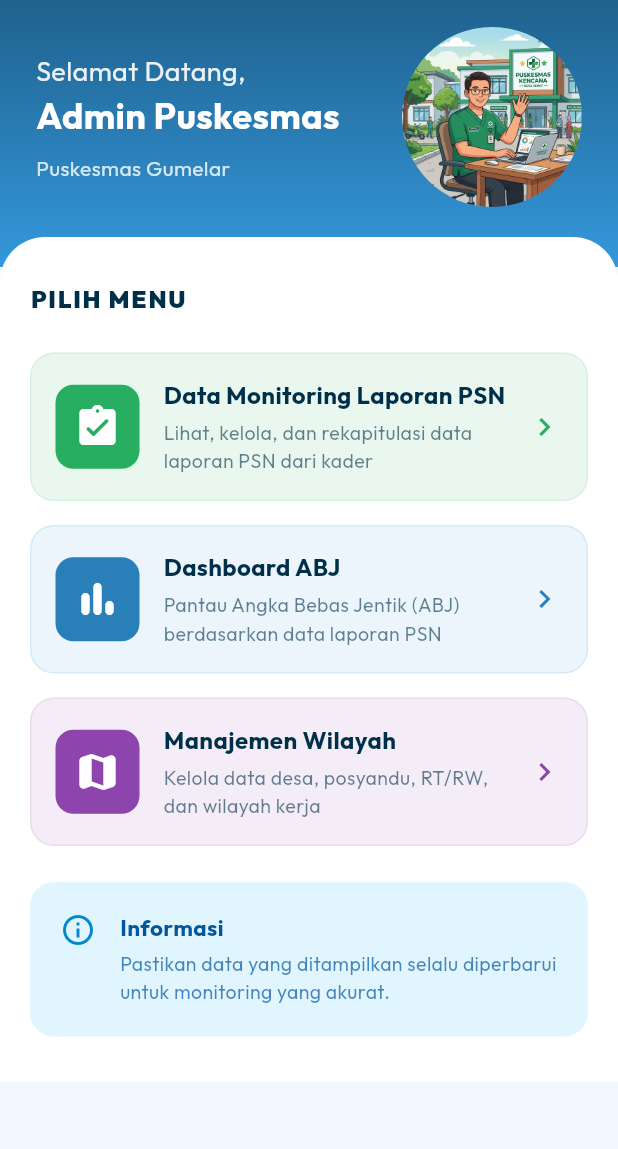
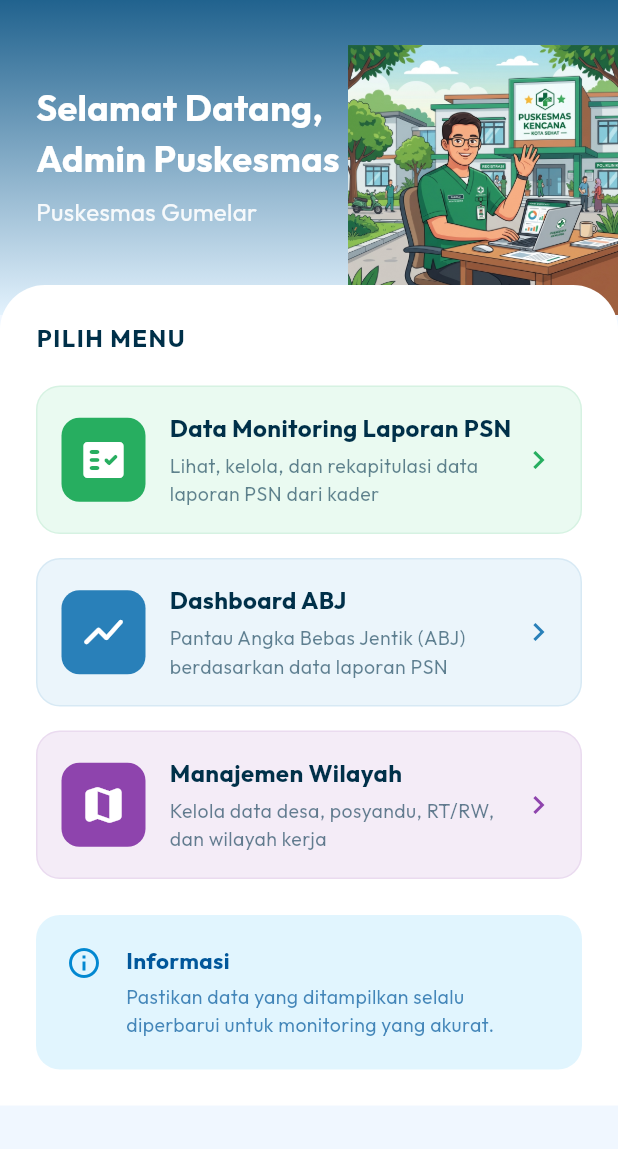
Before and after one commit to kiyerivia/sikadercantik, a Flutter app: the _AdminDashboard screen opened directly with empty values, on a phone screen of 412 x 824 dp, the part 87-1236 px from its top. Run offline on Flutter 3.47's test engine with Material 3 defaults, Android fonts, the phone set to English and light mode, and no system bars; our stand-ins replace flutter_dotenv, flutter_hooks, font_awesome_flutter, go_router, google_fonts, hooks_riverpod and 1 more; accounts and stored records are empty.

Commit message:
style: redesign admin dashboard to exactly match provided mockup

```diff
--- a/lib/features/dashboard/dashboard_screen.dart
+++ b/lib/features/dashboard/dashboard_screen.dart
@@ -468,18 +468,17 @@ class _AdminDashboard extends ConsumerWidget {
       body: SingleChildScrollView(
         child: Column(
           children: [
-            // Header Section with Illustration
+            // Hero Section
             Container(
               width: double.infinity,
+              padding: const EdgeInsets.fromLTRB(24, 32, 0, 0),
               decoration: const BoxDecoration(
                 gradient: LinearGradient(
                   begin: Alignment.topCenter,
                   end: Alignment.bottomCenter,
-                  colors: [Color(0xFF1F618D), Color(0xFF3498DB)],
+                  colors: [Color(0xFF1F618D), Color(0xFFE3F2FD)],
                 ),
               ),
-              child: Padding(
-                padding: const EdgeInsets.fromLTRB(24, 20, 24, 40),
               child: Row(
                 children: [
                   Expanded(
@@ -488,7 +487,7 @@ class _AdminDashboard extends ConsumerWidget {
                       children: [
                         Text(
                           'Selamat Datang,',
-                            style: GoogleFonts.outfit(color: Colors.white.withOpacity(0.9), fontSize: 18),
+                          style: GoogleFonts.outfit(color: Colors.white, fontSize: 24, fontWeight: FontWeight.bold),
                         ),
                         Text(
                           'Admin Puskesmas',
@@ -497,36 +496,29 @@ class _AdminDashboard extends ConsumerWidget {
                         const SizedBox(height: 8),
                         Text(
                           'Puskesmas Gumelar',
-                            style: GoogleFonts.outfit(color: Colors.white.withOpacity(0.8), fontSize: 14),
+                          style: GoogleFonts.outfit(color: Colors.white.withOpacity(0.9), fontSize: 16),
                         ),
+                        const SizedBox(height: 32),
                       ],
                     ),
                   ),
-                    // Illustration
-                    Container(
-                      height: 120,
-                      width: 120,
-                      decoration: BoxDecoration(
-                        color: Colors.white.withOpacity(0.1),
-                        shape: BoxShape.circle,
-                      ),
-                      clipBehavior: Clip.antiAlias,
+                  SizedBox(
+                    height: 180,
                     child: Image.asset(
                       'assets/images/admin_dashboard_illustration.png',
-                        fit: BoxFit.cover,
-                        errorBuilder: (context, error, stackTrace) => const Icon(Icons.admin_panel_settings, color: Colors.white, size: 60),
+                      fit: BoxFit.contain,
+                      errorBuilder: (context, error, stackTrace) => const SizedBox.shrink(),
                     ),
                   ),
                 ],
               ),
             ),
-            ),
+
             // Menu Section
-            Transform.translate(
-              offset: const Offset(0, -20),
-              child: Container(
+            Container(
               width: double.infinity,
-                padding: const EdgeInsets.symmetric(horizontal: 20, vertical: 30),
+              transform: Matrix4.translationValues(0, -20, 0),
+              padding: const EdgeInsets.all(24),
               decoration: const BoxDecoration(
                 color: Colors.white,
                 borderRadius: BorderRadius.only(topLeft: Radius.circular(30), topRight: Radius.circular(30)),
@@ -536,30 +528,25 @@ class _AdminDashboard extends ConsumerWidget {
                 children: [
                   Text(
                     'PILIH MENU',
-                      style: GoogleFonts.outfit(
-                        color: const Color(0xFF003049),
-                        fontSize: 16,
-                        fontWeight: FontWeight.w900,
-                        letterSpacing: 1.2,
+                    style: GoogleFonts.outfit(color: const Color(0xFF003049), fontSize: 16, fontWeight: FontWeight.bold, letterSpacing: 1),
                   ),
-                    ),
-                    const SizedBox(height: 24),
+                  const SizedBox(height: 20),
                   _MenuCard(
                     title: 'Data Monitoring Laporan PSN',
                     subtitle: 'Lihat, kelola, dan rekapitulasi data laporan PSN dari kader',
-                      icon: Icons.assignment_turned_in_rounded,
+                    icon: Icons.fact_check_rounded,
                     iconColor: const Color(0xFF27AE60),
-                      bgColor: const Color(0xFFE9F7EF),
-                      onTap: () => context.push('/analytics'),
+                    bgColor: const Color(0xFFEAFAF1),
+                    onTap: () => context.push('/history'),
                   ),
                   const SizedBox(height: 16),
                   _MenuCard(
                     title: 'Dashboard ABJ',
                     subtitle: 'Pantau Angka Bebas Jentik (ABJ) berdasarkan data laporan PSN',
-                      icon: Icons.bar_chart_rounded,
+                    icon: Icons.show_chart_rounded,
                     iconColor: const Color(0xFF2980B9),
                     bgColor: const Color(0xFFEBF5FB),
-                      onTap: () => context.push('/analytics'), // Assuming ABJ is part of analytics
+                    onTap: () => context.push('/analytics'),
                   ),
                   const SizedBox(height: 16),
                   _MenuCard(
@@ -571,11 +558,10 @@ class _AdminDashboard extends ConsumerWidget {
                     onTap: () => context.push('/locations'),
                   ),
                   const SizedBox(height: 24),
-                    _InfoCard(
+                  const _InfoCard(
                     text: 'Pastikan data yang ditampilkan selalu diperbarui untuk monitoring yang akurat.',
                   ),
                 ],
-                ),
               ),
             ),
           ],
```
Lines whose indentation alone changed are shown as unchanged.
